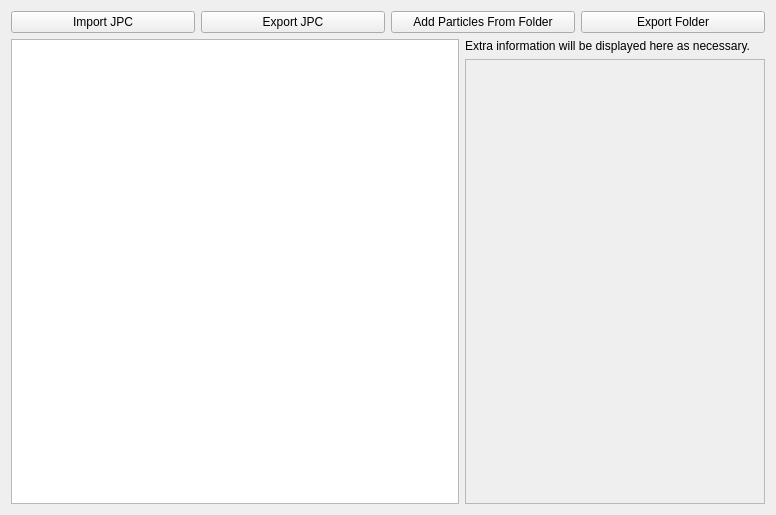
LagoLunatic/GCFT, file gcft_ui/jpc_tab.ui: the form before one commit.
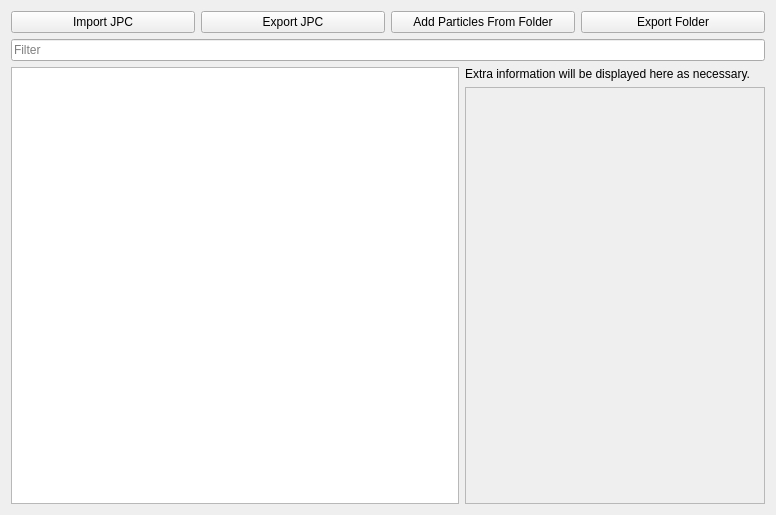
The form after the commit.

Commit message: Add search bar for filtering JPC particles

What changed in the file:
```diff
--- a/gcft_ui/jpc_tab.ui
+++ b/gcft_ui/jpc_tab.ui
@@ -46,6 +46,13 @@
      </item>
     </layout>
    </item>
+   <item>
+    <widget class="QLineEdit" name="filter_particles">
+     <property name="placeholderText">
+      <string>Filter</string>
+     </property>
+    </widget>
+   </item>
    <item>
     <layout class="QHBoxLayout" name="horizontalLayout">
      <item>
```
The commit also changes 2 other files.
